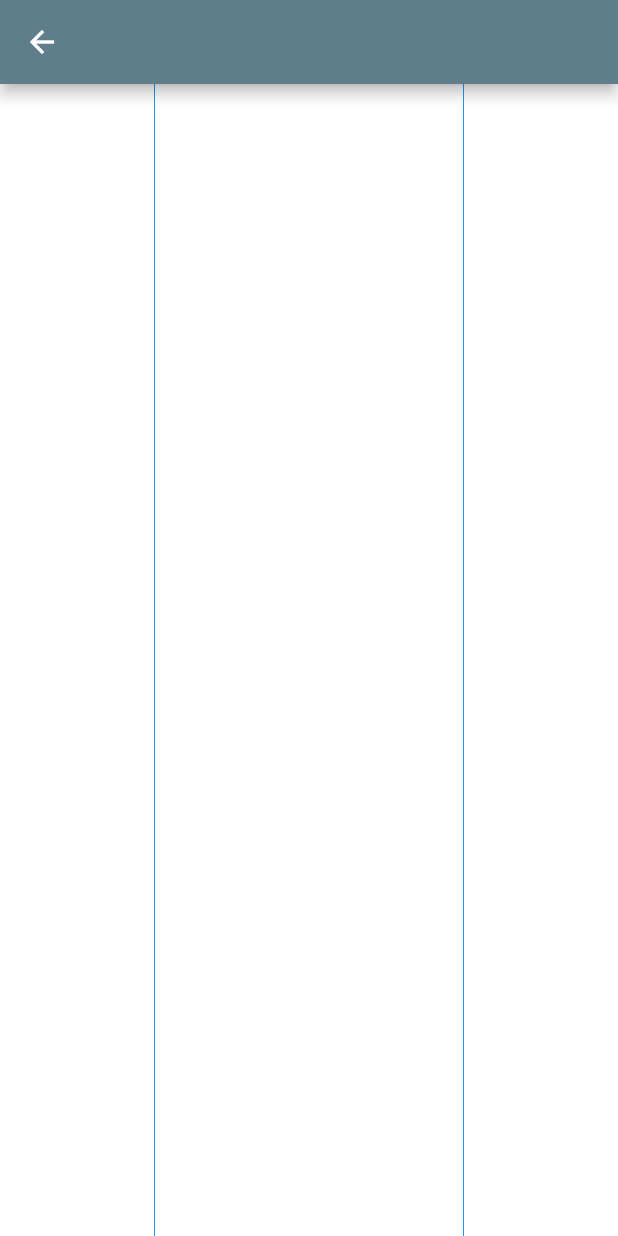
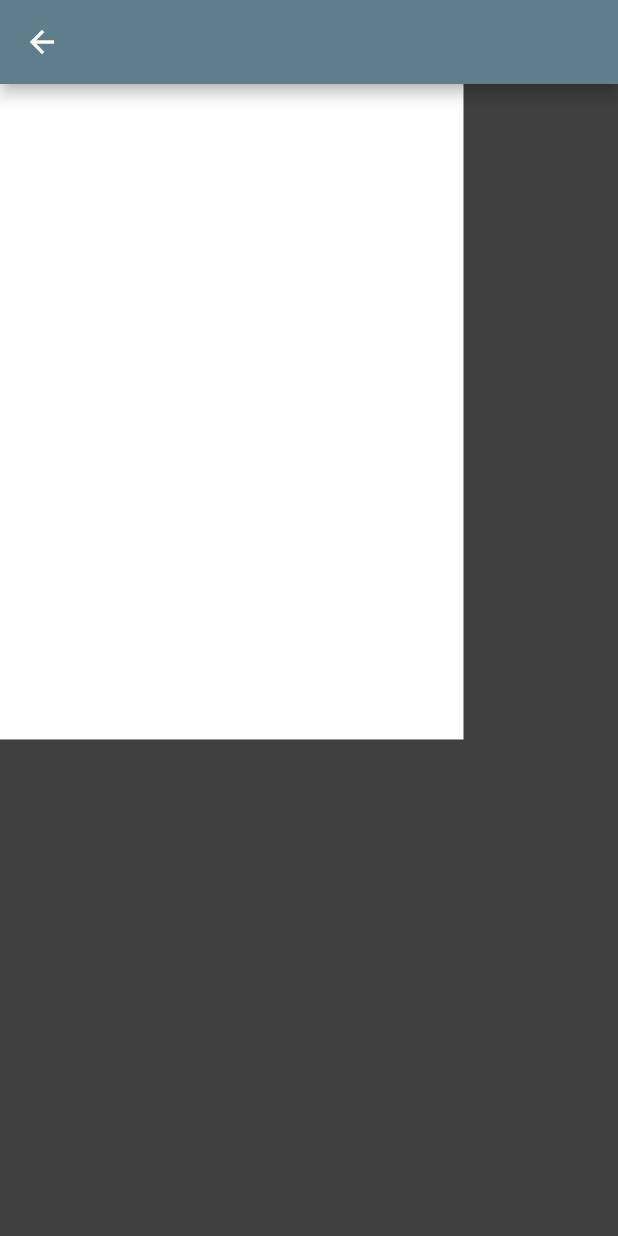
Before and after one commit to Lukas-Heiligenbrunner/Notes, a Flutter app: the screen it shows after launch, after a tap on the "edit calendar" icon, on a phone screen of 412 x 824 dp. Run offline on Flutter 3.47's test engine with Material 2 defaults, Android fonts, the phone set to English and light mode, and no system bars.

Commit message:
locked x axis if zoomed out white page background dont allow drawing out of page

```diff
--- a/lib/canvas/my_painter.dart
+++ b/lib/canvas/my_painter.dart
@@ -1,6 +1,12 @@
+import 'dart:math';
+
 import 'package:flutter/material.dart';
+import 'package:notes/canvas/screen_document_mapping.dart';
 
 import 'document_types.dart';
+
+final Rect a4Page =
+    Rect.fromPoints(const Offset(.0, .0), const Offset(210, 210 * sqrt2));
 
 class MyPainter extends CustomPainter {
   List<Stroke> strokes;
@@ -9,40 +15,43 @@ class MyPainter extends CustomPainter {
 
   MyPainter({required this.strokes, required this.zoom, required this.offset});
 
+  Offset _translatept(Offset pt, Size canvasSize) {
+    final scale = calcPageDependentScale(zoom, a4Page, canvasSize);
+    return translateDocumentToScreenPoint(pt, scale, offset);
+  }
+
+  Paint backgroundPaint = Paint()..color = Colors.white;
+
   @override
   void paint(Canvas canvas, Size size) {
     var paint = Paint()
       ..color = Colors.blue
       ..strokeCap = StrokeCap.square;
 
+    canvas.drawColor(const Color(0xff3f3f3f), BlendMode.src);
+    canvas.drawRect(
+        Rect.fromPoints(_translatept(const Offset(0, .0), size),
+            _translatept(a4Page.bottomRight, size)),
+        backgroundPaint);
 
-
-      // ..strokeWidth = 3.0;
-    // canvas.scale(zoom);
-    print("zoom: ${zoom}");
-    canvas.drawColor(Color.fromRGBO(255, 255, 255, .1), BlendMode.src);
-
-    final pagewidth = size.width * zoom;
-
-    final sidewidth = (size.width - pagewidth) / 2;
-    canvas.drawLine(Offset(sidewidth, .0), Offset(sidewidth, size.height), paint);
-    canvas.drawLine(Offset(sidewidth + pagewidth, .0), Offset(sidewidth + pagewidth, size.height), paint);
-
-    for(final stroke in strokes){
-      for(int i = 0; i < stroke.points.length -1; i++){
-        final pt1 = stroke.points[i].point;
-        final pt2 = stroke.points[i+1].point;
+    for (final stroke in strokes) {
+      for (int i = 0; i < stroke.points.length - 1; i++) {
+        Offset pt1 = stroke.points[i].point;
+        pt1 = _translatept(pt1, size);
+        Offset pt2 = stroke.points[i + 1].point;
+        pt2 = _translatept(pt2, size);
 
         // final strokewidth = _calcAngleDependentWidth(pt1, pt2, stroke.points[i].thickness);
-        canvas.drawLine(pt1, pt2, paint..strokeWidth = stroke.points[i].thickness);
+        canvas.drawLine(
+            pt1, pt2, paint..strokeWidth = stroke.points[i].thickness);
       }
     }
-
-
   }
 
   @override
   bool shouldRepaint(MyPainter oldDelegate) {
-    return oldDelegate.strokes != strokes;
+    return oldDelegate.strokes != strokes ||
+        oldDelegate.zoom != zoom ||
+        oldDelegate.offset != offset;
   }
 }
--- /dev/null
+++ b/lib/canvas/screen_document_mapping.dart
@@ -0,0 +1,13 @@
+import 'package:flutter/material.dart';
+
+Offset translateScreenToDocumentPoint(Offset pt, double scale, Offset offset) {
+  return pt.translate(-offset.dx, -offset.dy).scale(1 / scale, 1 / scale);
+}
+
+Offset translateDocumentToScreenPoint(Offset pt, double scale, Offset offset) {
+  return pt.scale(scale, scale).translate(offset.dx, offset.dy);
+}
+
+double calcPageDependentScale(double scale, Rect page, Size canvasSize) {
+  return scale * (canvasSize.width / page.width);
+}
--- a/lib/main.dart
+++ b/lib/main.dart
@@ -1,5 +1,5 @@
 import 'package:flutter/material.dart';
-import 'package:notes/CollapseDrawer.dart';
+import 'package:notes/collapse_drawer.dart';
 import 'package:notes/all_notes_page.dart';
 import 'package:notes/canvas/drawing_page.dart';
 
```
Also changed, not shown: lib/canvas/drawing_page.dart (+80 -30 lines), lib/collapse_drawer.dart (renamed from lib/CollapseDrawer.dart).
